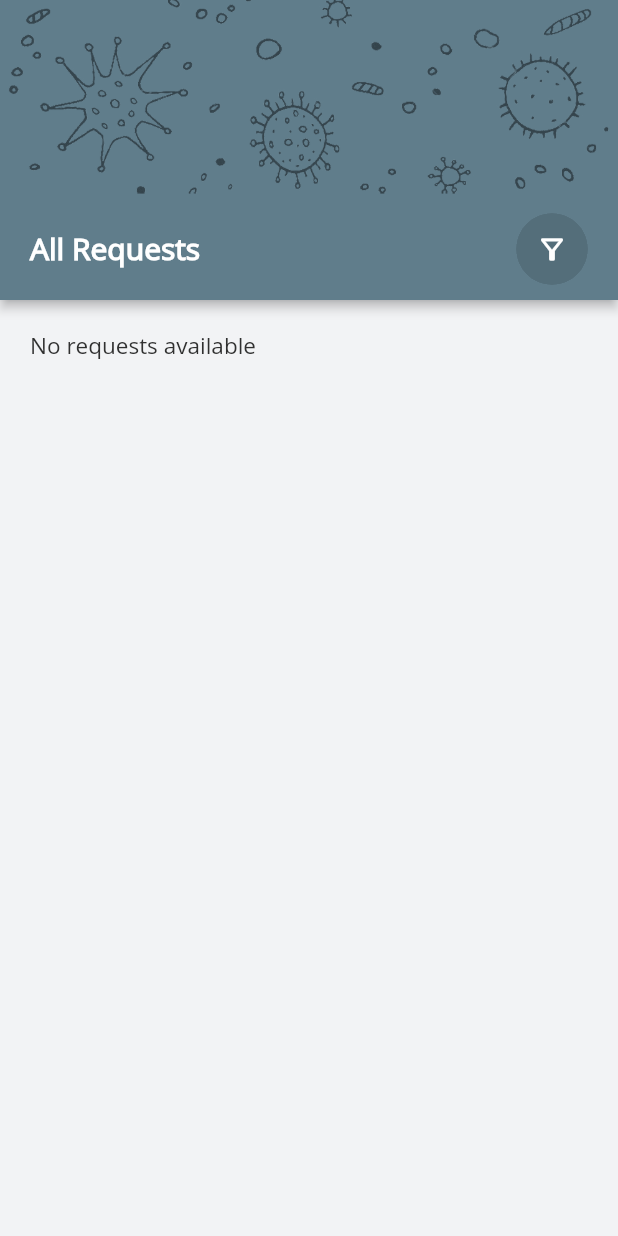
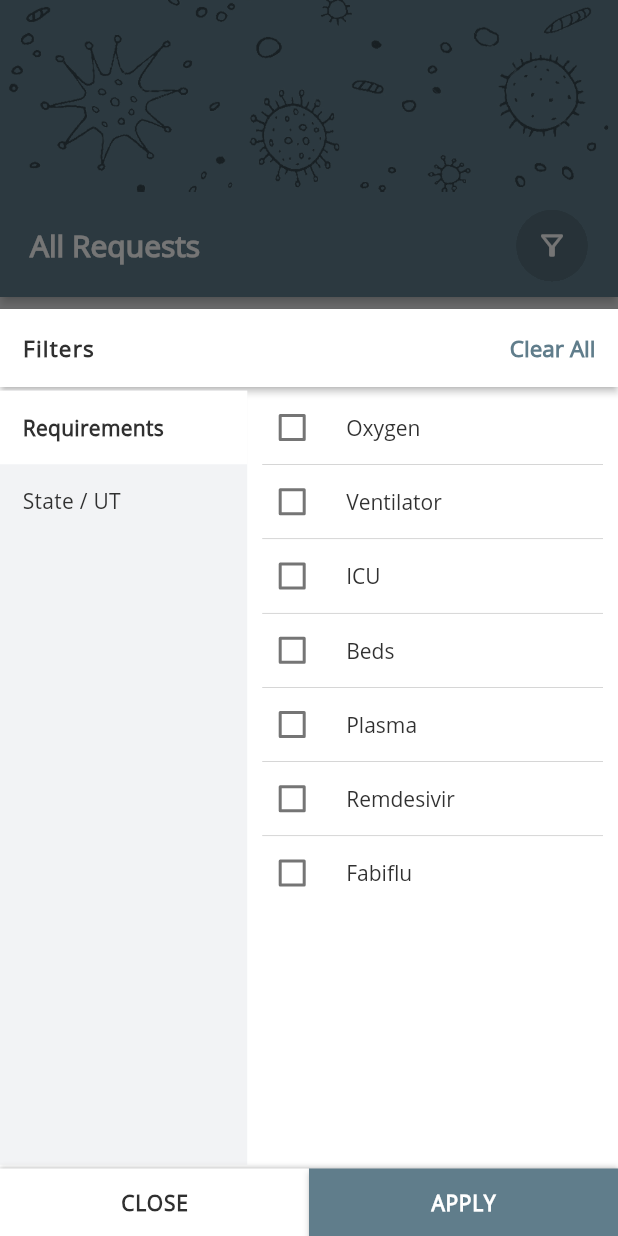
Before and after one commit to 1880akshay/CoviSahayata, a Flutter app: the Home screen opened directly, after a tap on the "filter alt" icon, on a phone screen of 412 x 824 dp. Run offline on Flutter 3.47's test engine with Material 2 defaults, Android fonts, the phone set to English and light mode, and no system bars; drawn by our look-alikes of loader_overlay; our stand-ins replace cloud_firestore, double_back_to_close, firebase_auth, firebase_core, flutter_spinkit, flutter_typeahead and 1 more; missing offline and left inert: flutter_initicon, flutter_placeholder_textlines; accounts and stored records are empty.

Commit message:
version 1 ready

```diff
--- a/lib/services/database.dart
+++ b/lib/services/database.dart
@@ -97,14 +97,28 @@ class DatabaseService {
       .map(_getUserDataFromSnapshot);
   }
 
-  Stream<QuerySnapshot> get getRequestsPrev {
-    return pendingRequests
-      .orderBy('time', descending: true)
-      .snapshots();
-  }
+  // Stream<QuerySnapshot> get getRequestsPrev {
+  //   return pendingRequests
+  //     .orderBy('time', descending: true)
+  //     .snapshots();
+  // }
 
   Future<QuerySnapshot> get getRequests {
     return pendingRequests
+      .orderBy('time', descending: true)
+      .get();
+  }
+
+  Future<QuerySnapshot> getRequestsWithRequirementFilter(List<String> requirements) {
+    return pendingRequests
+      .where('requirement', arrayContainsAny: requirements)
+      .orderBy('time', descending: true)
+      .get();
+  }
+
+  Future<QuerySnapshot> getRequestsWithStateFilter(List<String> states) {
+    return pendingRequests
+      .where('state', whereIn: states)
       .orderBy('time', descending: true)
       .get();
   }
--- /dev/null
+++ b/lib/services/requirementData.dart
@@ -0,0 +1,5 @@
+class RequirementData {
+  List<String> requirementData = ['Oxygen', 'Ventilator', 'ICU', 'Beds', 'Plasma', 'Remdesivir', 'Fabiflu'];
+
+  RequirementData();
+}
--- /dev/null
+++ b/lib/widgets/filters.dart
@@ -0,0 +1,386 @@
+import 'package:covid_app/services/locationData.dart';
+import 'package:covid_app/services/requirementData.dart';
+import 'package:flutter/cupertino.dart';
+import 'package:flutter/material.dart';
+
+class Filters extends StatefulWidget {
+  final List<bool> requirementIsSelected;
+  final List<bool> stateIsSelected;
+  final Function applyFilters;
+  const Filters({Key key, this.requirementIsSelected, this.stateIsSelected, this.applyFilters}) : super(key: key);
+
+  @override
+  _FiltersState createState() => _FiltersState();
+}
+
+class _FiltersState extends State<Filters> {
+
+  int selectedIndex = 0;
+
+  void selectTab(int index) {
+    setState(() {
+      selectedIndex = index;
+    });
+  }
+
+  List<bool> localRequirementIsSelected;
+  List<bool> localStateIsSelected;
+
+  List<String> requirementFilters = [];
+  List<String> stateFilters = [];
+
+  void editFilterRequirement(String req) {
+    if(requirementFilters.contains(req)) {
+      requirementFilters.remove(req);
+    }
+    else {
+      requirementFilters.add(req);
+    }
+  }
+
+  void editFilterState(String state) {
+    if(stateFilters.contains(state)) {
+      stateFilters.remove(state);
+    }
+    else {
+      stateFilters.add(state);
+    }
+  }
+
+  void reRender() {
+    setState(() {
+
+    });
+  }
+
+  @override
+  void initState() {
+    localRequirementIsSelected = List.from(widget.requirementIsSelected);
+    localStateIsSelected = List.from(widget.stateIsSelected);
+    List<String> requirementData = RequirementData().requirementData;
+    List<Map<String, dynamic>> locationData = LocationData().locationData;
+    for(int i=0; i<requirementData.length; i++) {
+      if(widget.requirementIsSelected[i]) {
+        requirementFilters.add(requirementData[i]);
+      }
+    }
+    for(int i=0; i<locationData.length; i++) {
+      if(widget.stateIsSelected[i]) {
+        stateFilters.add(locationData[i]['state']);
+      }
+    }
+    super.initState();
+  }
+
+  @override
+  Widget build(BuildContext context) {
+
+    var screenSize = MediaQuery.of(context).size;
+    //var screenWidth = screenSize.width;
+    var screenHeight = screenSize.height;
+
+    List<Widget> filterPages = [
+      RequirementsFilter(isSelected: localRequirementIsSelected, editFilterRequirement: editFilterRequirement, reRender: reRender),
+      StateFilter(isSelected: localStateIsSelected, editFilterState: editFilterState, reRender: reRender),
+    ];
+
+    return Container(
+      height: screenHeight*0.75,
+      color: Colors.white,
+      child: Column(
+        children: [
+          Material(
+            elevation: 2,
+            child: Container(
+              color: Colors.white,
+              padding: EdgeInsets.symmetric(vertical: 16, horizontal: 15),
+              child: Row(
+                mainAxisAlignment: MainAxisAlignment.spaceBetween,
+                children: [
+                  Text(
+                    'Filters',
+                    style: TextStyle(
+                      color: Colors.grey[850],
+                      fontSize: 15,
+                      fontWeight: FontWeight.bold,
+                      letterSpacing: 0.8,
+                    ),
+                  ),
+                  GestureDetector(
+                    onTap: () {
+                      setState(() {
+                        for(int i=0; i<localRequirementIsSelected.length; i++) {
+                          localRequirementIsSelected[i] = false;
+                        }
+                        for(int i=0; i<localStateIsSelected.length; i++) {
+                          localStateIsSelected[i] = false;
+                        }
+                        requirementFilters = [];
+                        stateFilters = [];
+                      });
+                    },
+                    child: Text(
+                      'Clear All',
+                      style: TextStyle(
+                        color: Theme.of(context).primaryColor,
+                        fontSize: 15,
+                        fontWeight: FontWeight.bold,
+                      ),
+                    ),
+                  ),
+                ],
+              ),
+            ),
+          ),
+          Expanded(
+            child: Row(
+              crossAxisAlignment: CrossAxisAlignment.stretch,
+              children: [
+                Expanded(
+                  flex: 2,
+                  child: Container(
+                    margin: EdgeInsets.only(top: 2.5, bottom: 2.5),
+                    color: Color(0xfff2f3f5),
+                    child: ListView(
+                      children: [
+                        FilterLabel(
+                          label: 'Requirements',
+                          isActive: (selectedIndex == 0) ? true : false,
+                          index: 0,
+                          selectTab: selectTab,
+                          isFilterUsed: (localRequirementIsSelected != null) ? localRequirementIsSelected.contains(true) : false,
+                        ),
+                        FilterLabel(
+                          label: 'State / UT',
+                          isActive: (selectedIndex == 1) ? true : false,
+                          index: 1,
+                          selectTab: selectTab,
+                          isFilterUsed: (localStateIsSelected != null) ? localStateIsSelected.contains(true) : false,
+                        ),
+                      ],
+                    ),
+                  ),
+                ),
+                Expanded(
+                  flex: 3,
+                  child: Container(
+                    margin: EdgeInsets.only(top: 2.5, bottom: 2.5),
+                    child: filterPages.elementAt(selectedIndex)
+                  ),
+                ),
+              ],
+            ),
+          ),
+          Container(
+            decoration: BoxDecoration(
+              boxShadow: [
+                BoxShadow(offset: Offset(0, -2), color: Colors.grey[350], blurRadius: 2),
+              ],
+            ),
+            child: Row(
+              children: [
+                Expanded(
+                  flex: 1,
+                  child: ElevatedButton(
+                    onPressed: () {Navigator.pop(context);},
+                    child: Text(
+                      'CLOSE',
+                      style: TextStyle(
+                        color: Colors.grey[850],
+                        fontSize: 14,
+                        fontWeight: FontWeight.bold,
+                        letterSpacing: 0.5,
+                      ),
+                    ),
+                    style: ButtonStyle(
+                      backgroundColor: MaterialStateProperty.all<Color>(Colors.white),
+                      tapTargetSize: MaterialTapTargetSize.shrinkWrap,
+                      padding: MaterialStateProperty.all(EdgeInsets.symmetric(horizontal: 10, vertical: 13)),
+                      shape: MaterialStateProperty.all(RoundedRectangleBorder()),
+                    ),
+                  ),
+                ),
+                Expanded(
+                  flex: 1,
+                  child: ElevatedButton(
+                    onPressed: () {
+                      widget.applyFilters(localRequirementIsSelected, localStateIsSelected, requirementFilters, stateFilters);
+                    },
+                    child: Text(
+                      'APPLY',
+                      style: TextStyle(
+                        color: Colors.white,
+                        fontSize: 14,
+                        fontWeight: FontWeight.bold,
+                        letterSpacing: 0.5,
+                      ),
+                    ),
+                    style: ButtonStyle(
+                      backgroundColor: MaterialStateProperty.resolveWith<Color>(
+                        (Set<MaterialState> states) {
+                          if (states.contains(MaterialState.pressed))
+                            return Theme.of(context).primaryColor.withOpacity(0.7);
+                          return Theme.of(context).primaryColor; // Use the component's default.
+                        },
+                      ),
+                      tapTargetSize: MaterialTapTargetSize.shrinkWrap,
+                      padding: MaterialStateProperty.all(EdgeInsets.symmetric(horizontal: 10, vertical: 13)),
+                      shape: MaterialStateProperty.all(RoundedRectangleBorder()),
+                    ),
+                  ),
+                ),
+              ],
+            ),
+          ),
+        ],
+      ),
+    );
+  }
+}
+
+class FilterLabel extends StatefulWidget {
+  final String label;
+  final bool isActive;
+  final int index;
+  final Function selectTab;
+  final isFilterUsed;
+  const FilterLabel({Key key, this.label, this.isActive, this.index, this.selectTab, this.isFilterUsed}) : super(key: key);
+
+  @override
+  _FilterLabelState createState() => _FilterLabelState();
+}
+
+class _FilterLabelState extends State<FilterLabel> {
+
+  @override
+  Widget build(BuildContext context) {
+    return GestureDetector(
+      onTap: () {widget.selectTab(widget.index);},
+      child: Container(
+        color: (widget.isActive) ? Colors.white : Colors.transparent,
+        child: Row(
+          children: [
+            Expanded(
+              child: Container(
+                color: Colors.transparent,
+                padding: EdgeInsets.fromLTRB(15, 15, 5, 15),
+                child: Text(
+                  widget.label,
+                  style: TextStyle(
+                    fontSize: 14,
+                    color: Colors.grey[850],
+                    letterSpacing: 0.2,
+                    fontWeight: (widget.isActive) ? FontWeight.w600 : FontWeight.normal,
+                  ),
+                ),
+              ),
+            ),
+            Container(
+              margin: EdgeInsets.only(right: 15),
+              height: 6,
+              width: 6,
+              decoration: BoxDecoration(
+                color: (widget.isFilterUsed) ? Theme.of(context).primaryColor : Colors.transparent,
+                shape: BoxShape.circle,
+              ),
+            ),
+          ],
+        ),
+      ),
+    );
+  }
+}
+
+class RequirementsFilter extends StatefulWidget {
+  final List<bool> isSelected;
+  final Function editFilterRequirement;
+  final Function reRender;
+  const RequirementsFilter({Key key, this.isSelected, this.editFilterRequirement, this.reRender}) : super(key: key);
+
+  @override
+  _RequirementsFilterState createState() => _RequirementsFilterState();
+}
+
+class _RequirementsFilterState extends State<RequirementsFilter> {
+
+  List<String> requirementData = RequirementData().requirementData;
+
+  @override
+  Widget build(BuildContext context) {
+    return ListView.separated(
+      separatorBuilder: (BuildContext context, int index) => Divider(height: 0.5, color: Colors.grey[600], endIndent: 10, indent: 10, thickness: 0.2),
+      itemCount: requirementData.length,
+      itemBuilder: (BuildContext context, int index) {
+        return CheckboxListTile(
+          dense: true,
+          contentPadding: EdgeInsets.symmetric(horizontal: 10, vertical: 0.5),
+          controlAffinity: ListTileControlAffinity.leading,
+          title: Text(
+            requirementData[index],
+            style: TextStyle(
+              color: Colors.grey[850],
+              fontSize: 14,
+            ),
+          ),
+          value: widget.isSelected[index],
+          selected: widget.isSelected[index],
+          activeColor: Theme.of(context).primaryColor,
+          onChanged: (bool value) {
+            setState(() {
+              widget.isSelected[index]=value;
+            });
+            widget.editFilterRequirement(requirementData[index]);
+            widget.reRender();
+          },
+        );
+      },
+    );
+  }
+}
+
+class StateFilter extends StatefulWidget {
+  final List<bool> isSelected;
+  final Function editFilterState;
+  final Function reRender;
+  const StateFilter({Key key, this.isSelected, this.editFilterState, this.reRender}) : super(key: key);
+
+  @override
+  _StateFilterState createState() => _StateFilterState();
+}
+
+class _StateFilterState extends State<StateFilter> {
+
+  List<Map<String, dynamic>> locationData = LocationData().locationData;
+
+  @override
+  Widget build(BuildContext context) {
+    return ListView.separated(
+      separatorBuilder: (BuildContext context, int index) => Divider(height: 0.5, color: Colors.grey[600], endIndent: 10, indent: 10, thickness: 0.2),
+      itemCount: locationData.length,
+      itemBuilder: (BuildContext context, int index) {
+        return CheckboxListTile(
+          dense: true,
+          contentPadding: EdgeInsets.symmetric(horizontal: 10, vertical: 1),
+          controlAffinity: ListTileControlAffinity.leading,
+          title: Text(
+            locationData[index]['state'],
+            style: TextStyle(
+              color: Colors.grey[850],
+              fontSize: 14,
+            ),
+          ),
+          value: widget.isSelected[index],
+          selected: widget.isSelected[index],
+          activeColor: Theme.of(context).primaryColor,
+          onChanged: (bool value) {
+            setState(() {
+              widget.isSelected[index]=value;
+            });
+            widget.editFilterState(locationData[index]['state']);
+            widget.reRender();
+          },
+        );
+      },
+    );
+  }
+}
--- a/lib/widgets/home.dart
+++ b/lib/widgets/home.dart
@@ -1,5 +1,8 @@
 import 'package:cloud_firestore/cloud_firestore.dart';
 import 'package:covid_app/services/database.dart';
+import 'package:covid_app/services/locationData.dart';
+import 'package:covid_app/services/requirementData.dart';
+import 'package:covid_app/widgets/filters.dart';
 import 'package:covid_app/widgets/requestCard.dart';
 import 'package:flutter/cupertino.dart';
 import 'package:flutter/material.dart';
@@ -14,12 +17,33 @@ class Home extends StatefulWidget {
 
 class _HomeState extends State<Home> {
 
+  List<bool> requirementIsSelected = List.filled(RequirementData().requirementData.length, false);
+  List<bool> stateIsSelected = List.filled(LocationData().locationData.length, false);
+  List<String> requirementFilters = [];
+  List<String> stateFilters = [];
+
+  DatabaseService db = DatabaseService();
+
+  List bothFiltersData;
+
+  void applyFilters(List<bool> reqIsSelected, List<bool> stIsSelected, List<String> requirements, List<String> states) {
+    Navigator.pop(context);
+    setState(() {
+      requirementIsSelected = reqIsSelected;
+      stateIsSelected = stIsSelected;
+      requirementFilters = requirements;
+      stateFilters = states;
+    });
+  }
+
   @override
   Widget build(BuildContext context) {
 
     var screenSize = MediaQuery.of(context).size;
     //var screenWidth = screenSize.width;
     var screenHeight = screenSize.height;
+
+    double headerHeight = 0.24 * screenHeight; //revert to 200
 
     return Scaffold(
       resizeToAvoidBottomInset: false,
@@ -30,7 +54,7 @@ class _HomeState extends State<Home> {
           Material(
             elevation: 3.0,
             child: Container(
-              height: 200,
+              height: headerHeight,
               decoration: BoxDecoration(
                 //color: Theme.of(context).primaryColor,
                 image: DecorationImage(
@@ -69,7 +93,15 @@ class _HomeState extends State<Home> {
                               color: Colors.white,
                               iconSize: 22,
                               tooltip: 'Filter',
-                              onPressed: () {},
+                              onPressed: () {
+                                showModalBottomSheet<void>(
+                                  isScrollControlled: true,
+                                  context: context,
+                                  builder: (BuildContext context) {
+                                    return Filters(requirementIsSelected: requirementIsSelected, stateIsSelected: stateIsSelected, applyFilters: applyFilters);
+                                  },
+                                );
+                              },
                             ),
                           ),
                         ),
@@ -81,11 +113,78 @@ class _HomeState extends State<Home> {
             ),
           ),
           FutureBuilder<QuerySnapshot>(
-              future: DatabaseService().getRequests,
+              future: (requirementFilters.isEmpty && stateFilters.isEmpty) ?
+                db.getRequests :
+                (requirementFilters.isNotEmpty) ?
+                db.getRequestsWithRequirementFilter(requirementFilters) :
+                db.getRequestsWithStateFilter((stateFilters.length > 10) ? stateFilters.sublist(0, 10) : stateFilters),
               builder: (context, snapshot) {
                 //if(snapshot.hasData) print(snapshot.data.docs[0].data());
+                if(requirementFilters.isNotEmpty && stateFilters.isNotEmpty) {
+                  bothFiltersData = snapshot.data.docs.where((element) {
+                    return stateFilters.contains(element.data()['state']);
+                  }).toList();
+                  return Container(
+                    height: screenHeight - headerHeight - 60,
+                    child: (snapshot.hasData && bothFiltersData != null && bothFiltersData.length > 0) ? RefreshIndicator(
+                      color: Theme.of(context).primaryColor,
+                      child: ListView.builder(
+                        //shrinkWrap: true,
+                          padding: EdgeInsets.all(20),
+                          itemCount: bothFiltersData.length,
+                          itemBuilder: (BuildContext context, int index) {
+                            return RequestCard(
+                              requestData: bothFiltersData[index].data(),
+                            );
+                          }
+                      ),
+                      onRefresh: () {
+                        return Future.delayed(
+                          Duration(seconds: 1), () {
+                          setState(() {
+
+                          });
+                        },
+                        );
+                      },
+                    ) : (snapshot.hasData && bothFiltersData != null && bothFiltersData.length == 0) ?
+                    SingleChildScrollView(
+                      child: Container(
+                        padding: EdgeInsets.all(20),
+                        child: Text(
+                          'No requests available',
+                          style: TextStyle(
+                            color: Colors.grey[850],
+                            fontSize: 15,
+                          ),
+                        ),
+                      ),
+                    ) : (snapshot.hasError) ?
+                    SingleChildScrollView(
+                      child: Container(
+                        padding: EdgeInsets.all(20),
+                        child: Text(
+                          'An error occurred',
+                          style: TextStyle(
+                            color: Colors.grey[850],
+                            fontSize: 15,
+                          ),
+                        ),
+                      ),
+                    ) :
+                    SingleChildScrollView(
+                      child: Container(
+                        padding: EdgeInsets.symmetric(vertical: 20, horizontal: 20),
+                        child: PlaceholderLines(
+                          count: 3,
+                          animate: true,
+                        ),
+                      ),
+                    ),
+                  );
+                }
                 return Container(
-                  height: screenHeight - 260,
+                  height: screenHeight - headerHeight - 60,
                   child: (snapshot.hasData && snapshot.data.docs.length > 0) ? RefreshIndicator(
                     color: Theme.of(context).primaryColor,
                     child: ListView.builder(
```
Also changed, not shown: lib/widgets/addRequest.dart (+3 -13 lines), lib/widgets/homePrevious.dart (deleted, +0 -139 lines), lib/widgets/profile.dart (+10 -6 lines), 1 other file.
